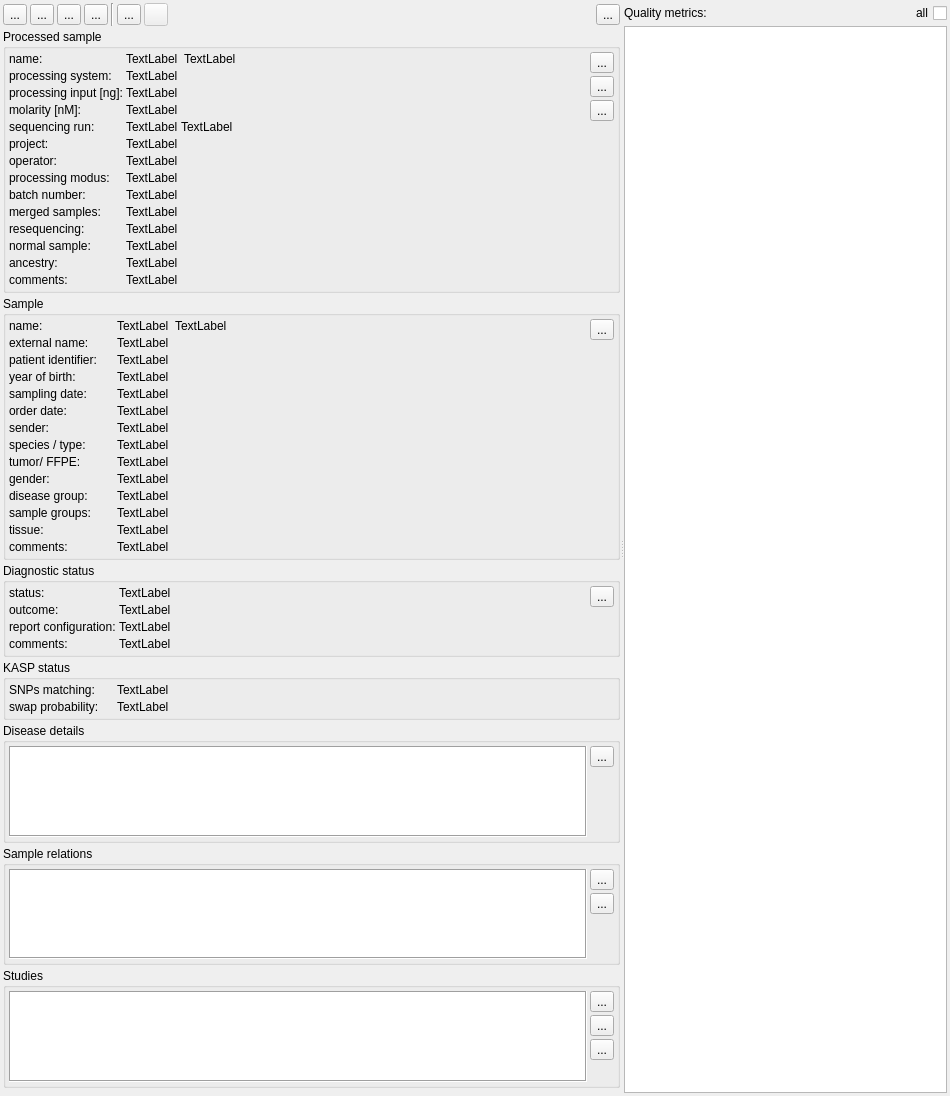
Old version of the form src/GSvar/ProcessedSampleWidget.ui in the repository imgag/ngs-bits.
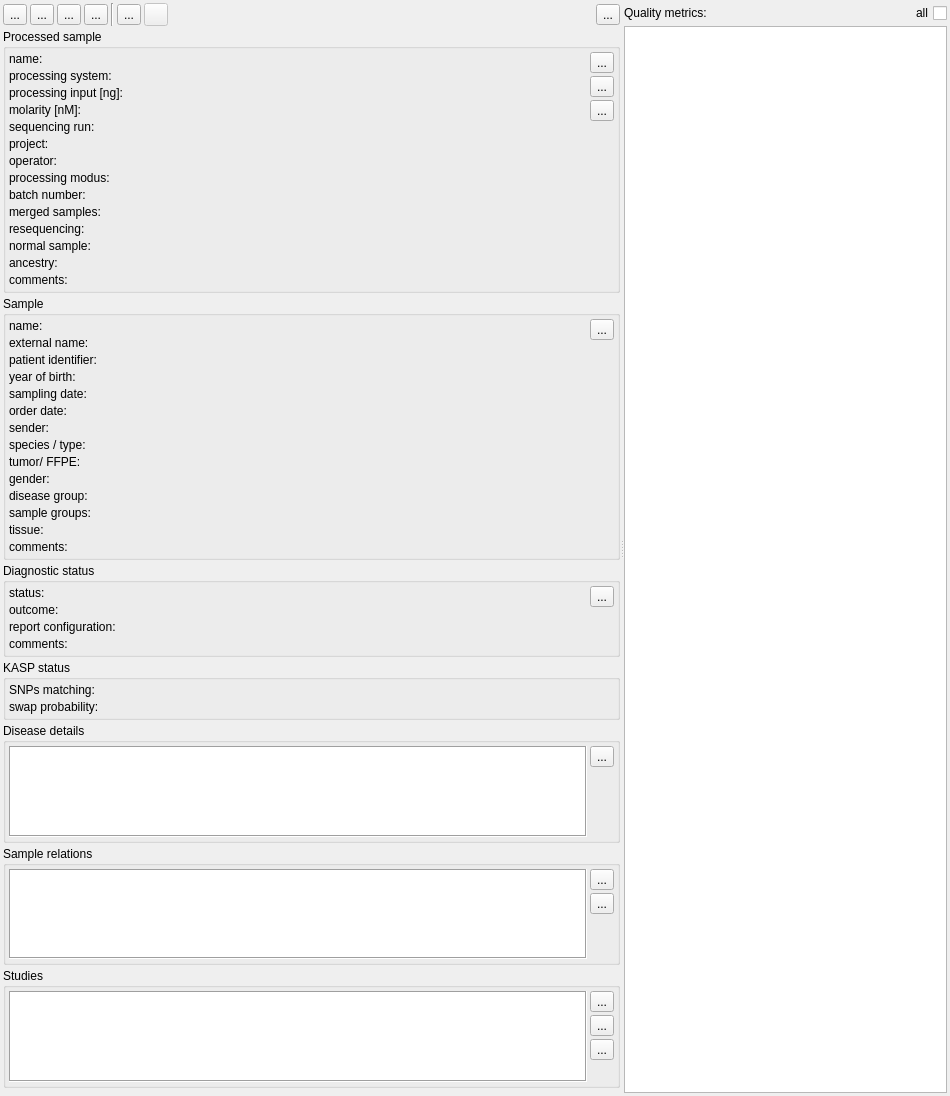
New version of the form. Icons and pictures are not drawn. Custom widgets are drawn as their Qt base class.

Commit message: GSvar: made processed sample and gene tabs more responsive

What changed in the file:
```diff
--- a/src/GSvar/ProcessedSampleWidget.ui
+++ b/src/GSvar/ProcessedSampleWidget.ui
@@ -244,7 +244,7 @@
                  </sizepolicy>
                 </property>
                 <property name="text">
-                 <string>TextLabel</string>
+                 <string/>
                 </property>
                 <property name="textInteractionFlags">
                  <set>Qt::LinksAccessibleByMouse|Qt::TextSelectableByMouse</set>
@@ -254,7 +254,7 @@
               <item>
                <widget class="QLabel" name="name">
                 <property name="text">
-                 <string>TextLabel</string>
+                 <string/>
                 </property>
                 <property name="textInteractionFlags">
                  <set>Qt::LinksAccessibleByMouse|Qt::TextSelectableByMouse</set>
@@ -279,7 +279,7 @@
             <item row="1" column="1">
              <widget class="QLabel" name="system">
               <property name="text">
-               <string>TextLabel</string>
+               <string/>
               </property>
               <property name="textInteractionFlags">
                <set>Qt::LinksAccessibleByMouse|Qt::TextSelectableByMouse</set>
@@ -296,7 +296,7 @@
             <item row="2" column="1">
              <widget class="QLabel" name="processing_input">
               <property name="text">
-               <string>TextLabel</string>
+               <string/>
               </property>
               <property name="textInteractionFlags">
                <set>Qt::LinksAccessibleByMouse|Qt::TextSelectableByMouse</set>
@@ -313,7 +313,7 @@
             <item row="3" column="1">
              <widget class="QLabel" name="molarity">
               <property name="text">
-               <string>TextLabel</string>
+               <string/>
               </property>
               <property name="textInteractionFlags">
                <set>Qt::LinksAccessibleByMouse|Qt::TextSelectableByMouse</set>
@@ -338,14 +338,14 @@
               <item>
                <widget class="QLabel" name="r_quality">
                 <property name="text">
-                 <string>TextLabel</string>
+                 <string/>
                 </property>
                </widget>
               </item>
               <item>
                <widget class="QLabel" name="run">
                 <property name="text">
-                 <string>TextLabel</string>
+                 <string/>
                 </property>
                 <property name="textInteractionFlags">
                  <set>Qt::LinksAccessibleByMouse|Qt::TextSelectableByMouse</set>
@@ -364,7 +364,7 @@
             <item row="5" column="1">
              <widget class="QLabel" name="project">
               <property name="text">
-               <string>TextLabel</string>
+               <string/>
               </property>
               <property name="textInteractionFlags">
                <set>Qt::LinksAccessibleByMouse|Qt::TextSelectableByMouse</set>
@@ -374,7 +374,7 @@
             <item row="6" column="1">
              <widget class="QLabel" name="lab_operator">
               <property name="text">
-               <string>TextLabel</string>
+               <string/>
               </property>
               <property name="textInteractionFlags">
                <set>Qt::LinksAccessibleByMouse|Qt::TextSelectableByMouse</set>
@@ -394,7 +394,7 @@
             <item row="9" column="1">
              <widget class="QLabel" name="merged">
               <property name="text">
-               <string>TextLabel</string>
+               <string/>
               </property>
               <property name="textInteractionFlags">
                <set>Qt::LinksAccessibleByMouse|Qt::TextSelectableByMouse</set>
@@ -414,7 +414,7 @@
             <item row="11" column="1">
              <widget class="QLabel" name="normal_sample">
               <property name="text">
-               <string>TextLabel</string>
+               <string/>
               </property>
               <property name="textInteractionFlags">
                <set>Qt::LinksAccessibleByMouse|Qt::TextSelectableByMouse</set>
@@ -434,7 +434,7 @@
             <item row="12" column="1">
              <widget class="QLabel" name="ancestry">
               <property name="text">
-               <string>TextLabel</string>
+               <string/>
               </property>
              </widget>
             </item>
@@ -457,7 +457,7 @@
                </size>
               </property>
               <property name="text">
-               <string>TextLabel</string>
+               <string/>
               </property>
               <property name="wordWrap">
                <bool>true</bool>
@@ -491,14 +491,14 @@
             <item row="7" column="1">
              <widget class="QLabel" name="processing_modus">
               <property name="text">
-               <string>TextLabel</string>
+               <string/>
               </property>
              </widget>
             </item>
             <item row="8" column="1">
              <widget class="QLabel" name="batch_number">
               <property name="text">
-               <string>TextLabel</string>
+               <string/>
               </property>
              </widget>
             </item>
@@ -515,7 +515,7 @@
             <item row="10" column="1">
              <widget class="QLabel" name="sequencing">
               <property name="text">
-               <string>TextLabel</string>
+               <string/>
               </property>
              </widget>
             </item>
@@ -654,7 +654,7 @@
                  </sizepolicy>
                 </property>
                 <property name="text">
-                 <string>TextLabel</string>
+                 <string/>
                 </property>
                 <property name="textInteractionFlags">
                  <set>Qt::LinksAccessibleByMouse|Qt::TextSelectableByMouse</set>
@@ -664,7 +664,7 @@
               <item>
                <widget class="QLabel" name="s_name">
                 <property name="text">
-                 <string>TextLabel</string>
+                 <string/>
                 </property>
                 <property name="textInteractionFlags">
                  <set>Qt::LinksAccessibleByMouse|Qt::TextSelectableByMouse</set>
@@ -683,7 +683,7 @@
             <item row="1" column="1">
              <widget class="QLabel" name="name_external">
               <property name="text">
-               <string>TextLabel</string>
+               <string/>
               </property>
               <property name="textInteractionFlags">
                <set>Qt::LinksAccessibleByMouse|Qt::TextSelectableByMouse</set>
@@ -703,7 +703,7 @@
             <item row="6" column="1">
              <widget class="QLabel" name="sender">
               <property name="text">
-               <string>TextLabel</string>
+               <string/>
               </property>
               <property name="textInteractionFlags">
                <set>Qt::LinksAccessibleByMouse|Qt::TextSelectableByMouse</set>
@@ -720,7 +720,7 @@
             <item row="7" column="1">
              <widget class="QLabel" name="species_type">
               <property name="text">
-               <string>TextLabel</string>
+               <string/>
               </property>
               <property name="textInteractionFlags">
                <set>Qt::LinksAccessibleByMouse|Qt::TextSelectableByMouse</set>
@@ -737,7 +737,7 @@
             <item row="8" column="1">
              <widget class="QLabel" name="tumor_ffpe">
               <property name="text">
-               <string>TextLabel</string>
+               <string/>
               </property>
               <property name="textInteractionFlags">
                <set>Qt::LinksAccessibleByMouse|Qt::TextSelectableByMouse</set>
@@ -754,7 +754,7 @@
             <item row="9" column="1">
              <widget class="QLabel" name="gender">
               <property name="text">
-               <string>TextLabel</string>
+               <string/>
               </property>
               <property name="textInteractionFlags">
                <set>Qt::LinksAccessibleByMouse|Qt::TextSelectableByMouse</set>
@@ -774,7 +774,7 @@
             <item row="10" column="1">
              <widget class="QLabel" name="disease_group_status">
               <property name="text">
-               <string>TextLabel</string>
+               <string/>
               </property>
               <property name="textInteractionFlags">
                <set>Qt::LinksAccessibleByMouse|Qt::TextSelectableByMouse</set>
@@ -791,7 +791,7 @@
             <item row="11" column="1">
              <widget class="QLabel" name="sample_groups">
               <property name="text">
-               <string>TextLabel</string>
+               <string/>
               </property>
              </widget>
             </item>
@@ -808,7 +808,7 @@
             <item row="13" column="1">
              <widget class="QLabel" name="comments_sample">
               <property name="text">
-               <string>TextLabel</string>
+               <string/>
               </property>
               <property name="textInteractionFlags">
                <set>Qt::LinksAccessibleByMouse|Qt::TextSelectableByMouse</set>
@@ -818,7 +818,7 @@
             <item row="12" column="1">
              <widget class="QLabel" name="tissue">
               <property name="text">
-               <string>TextLabel</string>
+               <string/>
               </property>
              </widget>
             </item>
@@ -839,7 +839,7 @@
             <item row="2" column="1">
              <widget class="QLabel" name="patient_identifier">
               <property name="text">
-               <string>TextLabel</string>
+               <string/>
               </property>
               <property name="textInteractionFlags">
                <set>Qt::LinksAccessibleByMouse|Qt::TextSelectableByMouse</set>
@@ -856,7 +856,7 @@
             <item row="3" column="1">
              <widget class="QLabel" name="year_ob_birth">
               <property name="text">
-               <string>TextLabel</string>
+               <string/>
               </property>
              </widget>
             </item>
@@ -870,7 +870,7 @@
             <item row="4" column="1">
              <widget class="QLabel" name="sampling_date">
               <property name="text">
-               <string>TextLabel</string>
+               <string/>
               </property>
              </widget>
             </item>
@@ -884,7 +884,7 @@
             <item row="5" column="1">
              <widget class="QLabel" name="order_date">
               <property name="text">
-               <string>TextLabel</string>
+               <string/>
               </property>
              </widget>
             </item>
@@ -984,7 +984,7 @@
             <item row="0" column="1">
              <widget class="QLabel" name="status">
               <property name="text">
-               <string>TextLabel</string>
+               <string/>
               </property>
              </widget>
             </item>
@@ -1001,7 +1001,7 @@
             <item row="1" column="1">
              <widget class="QLabel" name="outcome">
               <property name="text">
-               <string>TextLabel</string>
+               <string/>
               </property>
               <property name="textInteractionFlags">
                <set>Qt::LinksAccessibleByMouse|Qt::TextSelectableByMouse</set>
@@ -1021,7 +1021,7 @@
             <item row="3" column="1">
              <widget class="QLabel" name="comments_diag">
               <property name="text">
-               <string>TextLabel</string>
+               <string/>
               </property>
               <property name="wordWrap">
                <bool>true</bool>
@@ -1041,7 +1041,7 @@
             <item row="2" column="1">
              <widget class="QLabel" name="report_config">
               <property name="text">
-               <string>TextLabel</string>
+               <string/>
               </property>
               <property name="textInteractionFlags">
                <set>Qt::LinksAccessibleByMouse|Qt::TextSelectableByMouse</set>
@@ -1139,7 +1139,7 @@
           <item row="0" column="1">
            <widget class="QLabel" name="kasp_snps">
             <property name="text">
-             <string>TextLabel</string>
+             <string/>
             </property>
            </widget>
           </item>
@@ -1156,7 +1156,7 @@
           <item row="1" column="1">
            <widget class="QLabel" name="kasp_swap">
             <property name="text">
-             <string>TextLabel</string>
+             <string/>
             </property>
            </widget>
           </item>
```
The commit also changes 4 other files.
